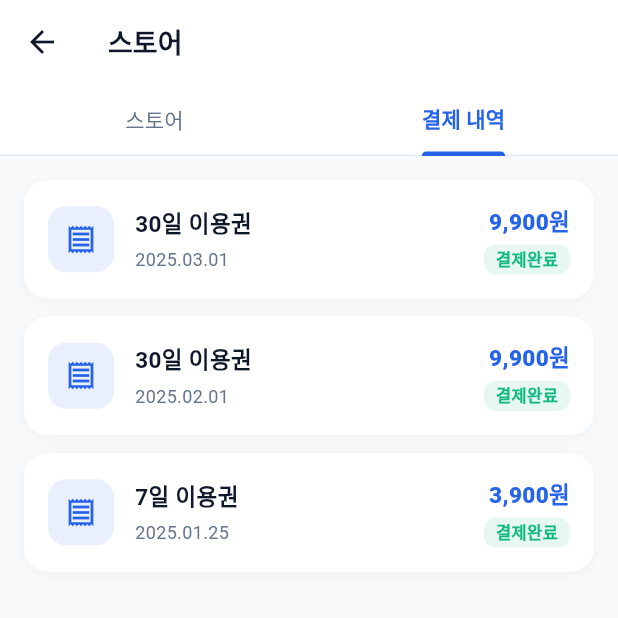
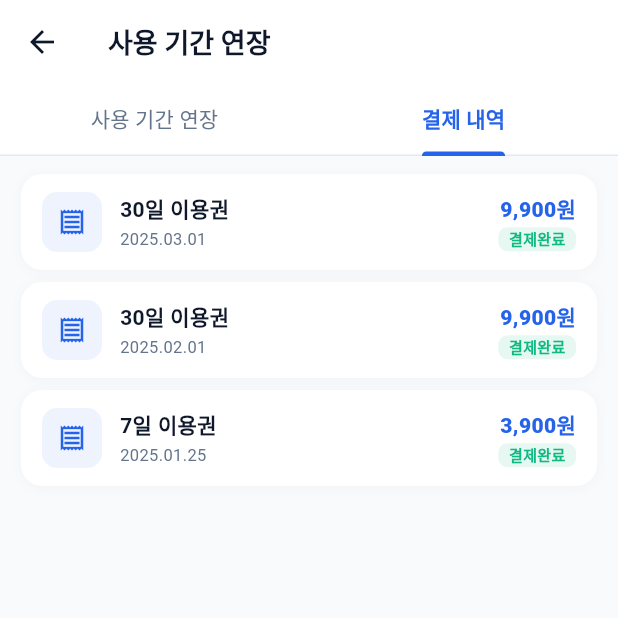
Before and after one commit to 3000answer-code/minitutor-data, a Flutter app: the StoreScreen screen opened directly, tab 2 chosen, on a phone screen of 412 x 824 dp, the top half of it. Run offline on Flutter 3.47's test engine with Material 3 defaults, Android fonts, the phone set to English and light mode, and no system bars; our stand-ins replace cached_network_image, chewie, percent_indicator, shared_preferences, video_player, webview_flutter; missing offline and left inert: dart:html, dart:js, dart:ui_web, webview_flutter_android; accounts and stored records are empty.

Commit message:
v123: 스토어→사용기간연장 명칭변경, 오프라인다운로드 삭제, UI간격 축소

```diff
--- a/lib/screens/profile/store_screen.dart
+++ b/lib/screens/profile/store_screen.dart
@@ -70,47 +70,47 @@ class _StoreScreenState extends State<StoreScreen>
   Widget _buildStoreTab(String lang) {
     final T = (String key) => AppTranslations.tLang(lang, key);
     return SingleChildScrollView(
-      padding: const EdgeInsets.all(20),
+      padding: const EdgeInsets.fromLTRB(16, 14, 16, 16),
       child: Column(crossAxisAlignment: CrossAxisAlignment.start, children: [
         Container(
           width: double.infinity,
-          padding: const EdgeInsets.all(20),
+          padding: const EdgeInsets.fromLTRB(18, 14, 18, 14),
           decoration: BoxDecoration(
             gradient: const LinearGradient(
               colors: [AppColors.primary, AppColors.primaryLight],
               begin: Alignment.topLeft, end: Alignment.bottomRight,
             ),
-            borderRadius: BorderRadius.circular(20),
+            borderRadius: BorderRadius.circular(16),
           ),
           child: Column(crossAxisAlignment: CrossAxisAlignment.start, children: [
             Container(
-              padding: const EdgeInsets.symmetric(horizontal: 10, vertical: 4),
+              padding: const EdgeInsets.symmetric(horizontal: 9, vertical: 3),
               decoration: BoxDecoration(
                 color: Colors.white.withValues(alpha: 0.25),
-                borderRadius: BorderRadius.circular(20),
+                borderRadius: BorderRadius.circular(16),
               ),
-              child: Text(T('premium_benefits'), style: const TextStyle(color: Colors.white, fontSize: 12, fontWeight: FontWeight.w700)),
+              child: Text(T('premium_benefits'), style: const TextStyle(color: Colors.white, fontSize: 11, fontWeight: FontWeight.w700)),
             ),
+            const SizedBox(height: 8),
+            Text(T('unlimited_lectures'), style: const TextStyle(color: Colors.white, fontSize: 18, fontWeight: FontWeight.w900)),
+            const SizedBox(height: 4),
+            Text(T('store_subtitle'),
+              style: TextStyle(color: Colors.white.withValues(alpha: 0.85), fontSize: 12)),
             const SizedBox(height: 10),
-            Text(T('unlimited_lectures'), style: const TextStyle(color: Colors.white, fontSize: 20, fontWeight: FontWeight.w900)),
-            const SizedBox(height: 6),
-            Text(T('store_subtitle'),
-              style: TextStyle(color: Colors.white.withValues(alpha: 0.85), fontSize: 13)),
-            const SizedBox(height: 12),
-            Wrap(spacing: 8, children: ['광고 없음', '오프라인 다운로드', '강의 Q&A'].map((b) =>
+            Wrap(spacing: 6, children: ['광고 없음', '강의 Q&A'].map((b) =>
               Container(
-                padding: const EdgeInsets.symmetric(horizontal: 10, vertical: 4),
+                padding: const EdgeInsets.symmetric(horizontal: 9, vertical: 3),
                 decoration: BoxDecoration(
                   color: Colors.white.withValues(alpha: 0.2),
-                  borderRadius: BorderRadius.circular(20)),
-                child: Text('✓ $b', style: const TextStyle(color: Colors.white, fontSize: 12)),
+                  borderRadius: BorderRadius.circular(16)),
+                child: Text('✓ $b', style: const TextStyle(color: Colors.white, fontSize: 11)),
               )
             ).toList()),
           ]),
         ),
-        const SizedBox(height: 24),
-        Text(T('select_plan'), style: const TextStyle(fontSize: 16, fontWeight: FontWeight.w800, color: AppColors.textPrimary)),
-        const SizedBox(height: 12),
+        const SizedBox(height: 18),
+        Text(T('select_plan'), style: const TextStyle(fontSize: 15, fontWeight: FontWeight.w800, color: AppColors.textPrimary)),
+        const SizedBox(height: 10),
         ...List.generate(_plans.length, (i) {
           final plan = _plans[i];
           final isSelected = _selectedPlanIndex == i;
@@ -118,79 +118,79 @@ class _StoreScreenState extends State<StoreScreen>
             onTap: () => setState(() => _selectedPlanIndex = i),
             child: AnimatedContainer(
               duration: const Duration(milliseconds: 200),
-              margin: const EdgeInsets.only(bottom: 12),
-              padding: const EdgeInsets.all(16),
+              margin: const EdgeInsets.only(bottom: 8),
+              padding: const EdgeInsets.symmetric(horizontal: 14, vertical: 12),
               decoration: BoxDecoration(
                 color: isSelected ? AppColors.primary.withValues(alpha: 0.05) : Colors.white,
-                borderRadius: BorderRadius.circular(16),
+                borderRadius: BorderRadius.circular(14),
                 border: Border.all(
                   color: isSelected ? AppColors.primary : AppColors.divider,
                   width: isSelected ? 2 : 1,
                 ),
-                boxShadow: isSelected ? [BoxShadow(color: AppColors.primary.withValues(alpha: 0.1),
-                  blurRadius: 12, offset: const Offset(0, 4))] : [],
+                boxShadow: isSelected ? [BoxShadow(color: AppColors.primary.withValues(alpha: 0.08),
+                  blurRadius: 8, offset: const Offset(0, 2))] : [],
               ),
               child: Row(children: [
                 Container(
-                  width: 22, height: 22,
+                  width: 20, height: 20,
                   decoration: BoxDecoration(
                     shape: BoxShape.circle,
                     border: Border.all(color: isSelected ? AppColors.primary : AppColors.divider, width: 2),
                     color: isSelected ? AppColors.primary : Colors.transparent,
                   ),
-                  child: isSelected ? const Icon(Icons.check, size: 14, color: Colors.white) : null,
+                  child: isSelected ? const Icon(Icons.check, size: 12, color: Colors.white) : null,
                 ),
-                const SizedBox(width: 14),
+                const SizedBox(width: 12),
                 Expanded(child: Column(crossAxisAlignment: CrossAxisAlignment.start, children: [
                   Row(children: [
                     Text(plan['label'] as String,
-                      style: TextStyle(fontSize: 15, fontWeight: FontWeight.w800,
+                      style: TextStyle(fontSize: 14, fontWeight: FontWeight.w800,
                         color: isSelected ? AppColors.primary : AppColors.textPrimary)),
                     if ((plan['badge'] as String).isNotEmpty) ...[
-                      const SizedBox(width: 8),
+                      const SizedBox(width: 6),
                       Container(
-                        padding: const EdgeInsets.symmetric(horizontal: 8, vertical: 2),
+                        padding: const EdgeInsets.symmetric(horizontal: 7, vertical: 1),
                         decoration: BoxDecoration(
                           color: plan['badge'] == '인기' ? AppColors.accent : AppColors.primary,
-                          borderRadius: BorderRadius.circular(10)),
+                          borderRadius: BorderRadius.circular(8)),
                         child: Text(plan['badge'] as String,
-                          style: const TextStyle(color: Colors.white, fontSize: 11, fontWeight: FontWeight.w700)),
+                          style: const TextStyle(color: Colors.white, fontSize: 10, fontWeight: FontWeight.w700)),
                       ),
                     ],
                   ]),
-                  const SizedBox(height: 4),
+                  const SizedBox(height: 2),
                   Text(plan['desc'] as String,
-                    style: const TextStyle(fontSize: 12, color: AppColors.textSecondary)),
+                    style: const TextStyle(fontSize: 11, color: AppColors.textSecondary)),
                 ])),
                 Text('${plan['price']}원',
-                  style: TextStyle(fontSize: 18, fontWeight: FontWeight.w900,
+                  style: TextStyle(fontSize: 16, fontWeight: FontWeight.w900,
                     color: isSelected ? AppColors.primary : AppColors.textPrimary)),
               ]),
             ),
           );
         }),
-        const SizedBox(height: 20),
+        const SizedBox(height: 14),
         SizedBox(
           width: double.infinity,
-          height: 52,
+          height: 48,
           child: ElevatedButton(
             onPressed: () => _showPurchaseConfirm(lang),
             style: ElevatedButton.styleFrom(
               backgroundColor: AppColors.primary,
               foregroundColor: Colors.white,
-              shape: RoundedRectangleBorder(borderRadius: BorderRadius.circular(16)),
+              shape: RoundedRectangleBorder(borderRadius: BorderRadius.circular(14)),
               elevation: 0,
             ),
             child: Text(
               '${_plans[_selectedPlanIndex]['label']} ${T('buy_plan')} (${_plans[_selectedPlanIndex]['price']}원)',
-              style: const TextStyle(fontSize: 16, fontWeight: FontWeight.w800),
+              style: const TextStyle(fontSize: 15, fontWeight: FontWeight.w800),
             ),
           ),
         ),
-        const SizedBox(height: 12),
+        const SizedBox(height: 8),
         Center(
           child: Text(T('payment_notice'),
-            style: const TextStyle(fontSize: 12, color: AppColors.textHint)),
+            style: const TextStyle(fontSize: 11, color: AppColors.textHint)),
         ),
       ]),
     );
@@ -208,46 +208,46 @@ class _StoreScreenState extends State<StoreScreen>
       );
     }
     return ListView.builder(
-      padding: const EdgeInsets.all(16),
+      padding: const EdgeInsets.fromLTRB(14, 12, 14, 14),
       itemCount: _paymentHistory.length,
       itemBuilder: (context, i) {
         final p = _paymentHistory[i];
         return Container(
-          margin: const EdgeInsets.only(bottom: 12),
-          padding: const EdgeInsets.all(16),
+          margin: const EdgeInsets.only(bottom: 8),
+          padding: const EdgeInsets.symmetric(horizontal: 14, vertical: 12),
           decoration: BoxDecoration(
             color: Colors.white,
-            borderRadius: BorderRadius.circular(16),
-            boxShadow: [BoxShadow(color: Colors.black.withValues(alpha: 0.04),
-              blurRadius: 8, offset: const Offset(0, 2))],
+            borderRadius: BorderRadius.circular(14),
+            boxShadow: [BoxShadow(color: Colors.black.withValues(alpha: 0.03),
+              blurRadius: 6, offset: const Offset(0, 1))],
           ),
           child: Row(children: [
             Container(
-              width: 44, height: 44,
+              width: 40, height: 40,
               decoration: BoxDecoration(
-                color: AppColors.primary.withValues(alpha: 0.1),
-                borderRadius: BorderRadius.circular(12)),
-              child: const Icon(Icons.receipt_outlined, color: AppColors.primary, size: 22),
+                color: AppColors.primary.withValues(alpha: 0.08),
+                borderRadius: BorderRadius.circular(10)),
+              child: const Icon(Icons.receipt_outlined, color: AppColors.primary, size: 20),
             ),
-            const SizedBox(width: 14),
+            const SizedBox(width: 12),
             Expanded(child: Column(crossAxisAlignment: CrossAxisAlignment.start, children: [
               Text(p['type'] as String,
-                style: const TextStyle(fontSize: 15, fontWeight: FontWeight.w700, color: AppColors.textPrimary)),
-              const SizedBox(height: 4),
+                style: const TextStyle(fontSize: 14, fontWeight: FontWeight.w700, color: AppColors.textPrimary)),
+              const SizedBox(height: 2),
               Text(p['date'] as String,
-                style: const TextStyle(fontSize: 12, color: AppColors.textSecondary)),
+                style: const TextStyle(fontSize: 11, color: AppColors.textSecondary)),
             ])),
             Column(crossAxisAlignment: CrossAxisAlignment.end, children: [
               Text(p['amount'] as String,
-                style: const TextStyle(fontSize: 15, fontWeight: FontWeight.w800, color: AppColors.primary)),
-              const SizedBox(height: 4),
+                style: const TextStyle(fontSize: 14, fontWeight: FontWeight.w800, color: AppColors.primary)),
+              const SizedBox(height: 2),
               Container(
-                padding: const EdgeInsets.symmetric(horizontal: 8, vertical: 2),
+                padding: const EdgeInsets.symmetric(horizontal: 7, vertical: 1),
                 decoration: BoxDecoration(
                   color: AppColors.success.withValues(alpha: 0.1),
-                  borderRadius: BorderRadius.circular(8)),
+                  borderRadius: BorderRadius.circular(6)),
                 child: Text(p['status'] as String,
-                  style: const TextStyle(fontSize: 11, color: AppColors.success, fontWeight: FontWeight.w600)),
+                  style: const TextStyle(fontSize: 10, color: AppColors.success, fontWeight: FontWeight.w600)),
               ),
             ]),
           ]),
--- a/lib/services/translations.dart
+++ b/lib/services/translations.dart
@@ -1159,7 +1159,7 @@ class AppTranslations {
     // 스토어 화면
     // ────────────────────────────────────────────
     'store_title': {
-      'ko': '스토어', 'en': 'Store', 'ja': 'ストア', 'zh': '商店', 'es': 'Tienda',
+      'ko': '사용 기간 연장', 'en': 'Extend Subscription', 'ja': '利用期間延長', 'zh': '延长使用期限', 'es': 'Extender Suscripción',
     },
     'premium_benefits': {
       'ko': '프리미엄 혜택', 'en': 'Premium Benefits', 'ja': 'プレミアム特典', 'zh': '高级权益', 'es': 'Beneficios Premium',
```
